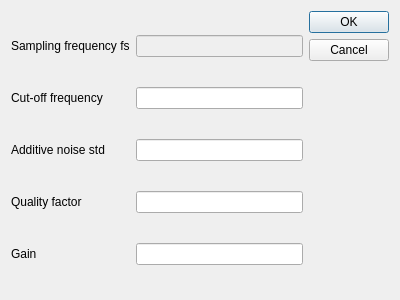
This is options_filterwindow.ui in alerozene/audioFilter as Qt 5 draws it before an edit. The edited form follows.
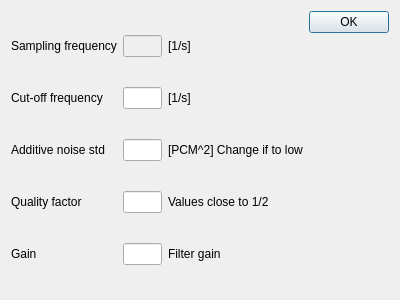
This is the edited form.

Commit message:
add modal form options
- slots signals and connects for the options form with filter (q,fc,g)
- modal form for options
- noise made bool
- graph->show is now inside the plotter class

What changed in the file:
```diff
--- a/options_filterwindow.ui
+++ b/options_filterwindow.ui
@@ -16,22 +16,6 @@
   <layout class="QHBoxLayout" name="horizontalLayout">
    <item>
     <layout class="QGridLayout" name="gridLayout">
-     <item row="3" column="1">
-      <widget class="QLineEdit" name="lineEdit_2"/>
-     </item>
-     <item row="1" column="1">
-      <widget class="QLineEdit" name="lineEdit"/>
-     </item>
-     <item row="5" column="0">
-      <widget class="QLabel" name="label_5">
-       <property name="text">
-        <string>Quality factor</string>
-       </property>
-      </widget>
-     </item>
-     <item row="5" column="1">
-      <widget class="QLineEdit" name="lineEdit_4"/>
-     </item>
      <item row="3" column="0">
       <widget class="QLabel" name="label_3">
        <property name="text">
@@ -39,12 +23,11 @@
        </property>
       </widget>
      </item>
-     <item row="0" column="0">
-      <widget class="QLabel" name="label">
-       <property name="text">
-        <string>Sampling frequency fs</string>
-       </property>
-      </widget>
+     <item row="5" column="1">
+      <widget class="QLineEdit" name="edit_q"/>
+     </item>
+     <item row="3" column="1">
+      <widget class="QLineEdit" name="edit_sigma"/>
      </item>
      <item row="0" column="1">
       <widget class="QLineEdit" name="edit_fs">
@@ -63,6 +46,16 @@
        </property>
       </widget>
      </item>
+     <item row="6" column="1">
+      <widget class="QLineEdit" name="edit_g"/>
+     </item>
+     <item row="5" column="0">
+      <widget class="QLabel" name="label_5">
+       <property name="text">
+        <string>Quality factor</string>
+       </property>
+      </widget>
+     </item>
      <item row="6" column="0">
       <widget class="QLabel" name="label_4">
        <property name="text">
@@ -70,8 +63,54 @@
        </property>
       </widget>
      </item>
-     <item row="6" column="1">
-      <widget class="QLineEdit" name="lineEdit_5"/>
+     <item row="1" column="1">
+      <widget class="QLineEdit" name="edit_fc">
+       <property name="placeholderText">
+        <string/>
+       </property>
+      </widget>
+     </item>
+     <item row="1" column="2">
+      <widget class="QLabel" name="label_6">
+       <property name="text">
+        <string>[1/s]</string>
+       </property>
+      </widget>
+     </item>
+     <item row="0" column="2">
+      <widget class="QLabel" name="label_7">
+       <property name="text">
+        <string>[1/s]</string>
+       </property>
+      </widget>
+     </item>
+     <item row="5" column="2">
+      <widget class="QLabel" name="label_8">
+       <property name="text">
+        <string>Values close to 1/2</string>
+       </property>
+      </widget>
+     </item>
+     <item row="6" column="2">
+      <widget class="QLabel" name="label_9">
+       <property name="text">
+        <string>Filter gain</string>
+       </property>
+      </widget>
+     </item>
+     <item row="0" column="0">
+      <widget class="QLabel" name="label">
+       <property name="text">
+        <string>Sampling frequency</string>
+       </property>
+      </widget>
+     </item>
+     <item row="3" column="2">
+      <widget class="QLabel" name="label_10">
+       <property name="text">
+        <string>[PCM^2] Change if to low</string>
+       </property>
+      </widget>
      </item>
     </layout>
    </item>
@@ -81,7 +120,7 @@
       <enum>Qt::Vertical</enum>
      </property>
      <property name="standardButtons">
-      <set>QDialogButtonBox::Cancel|QDialogButtonBox::Ok</set>
+      <set>QDialogButtonBox::Ok</set>
      </property>
     </widget>
    </item>
```
Left out of the diff: 35 changed lines with no effect on the pictures. The commit also changes 12 other files.
